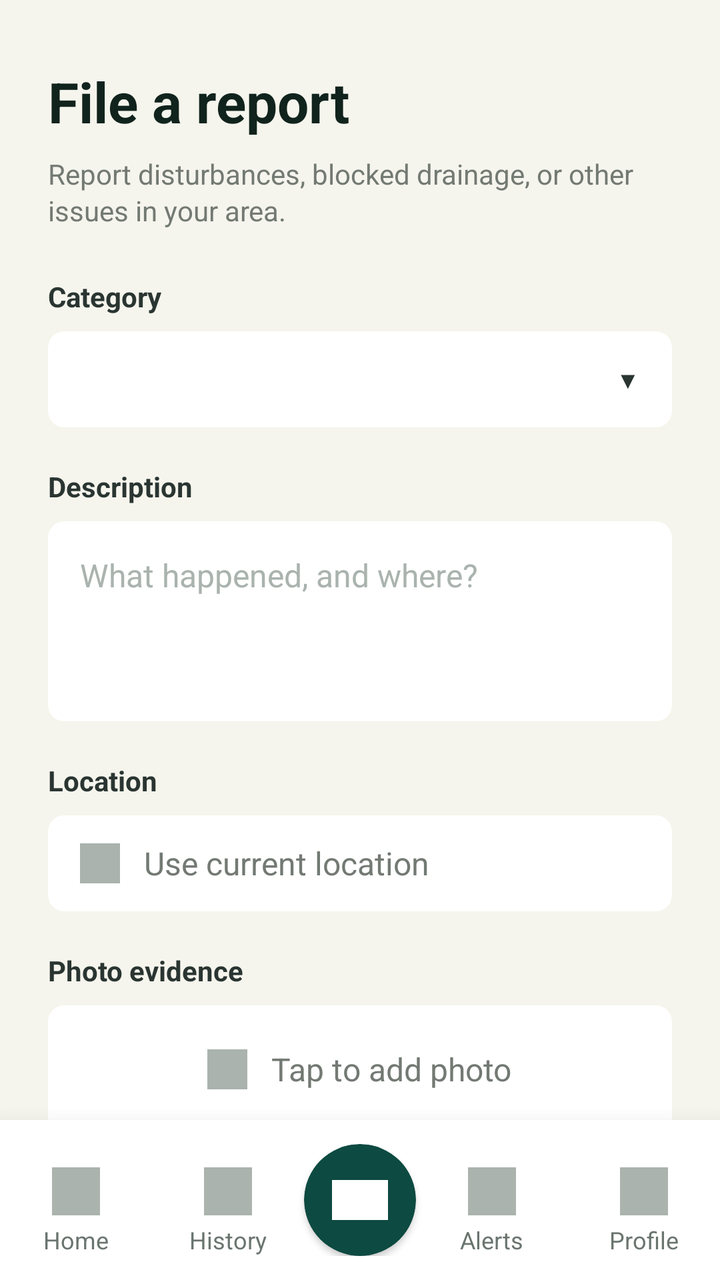
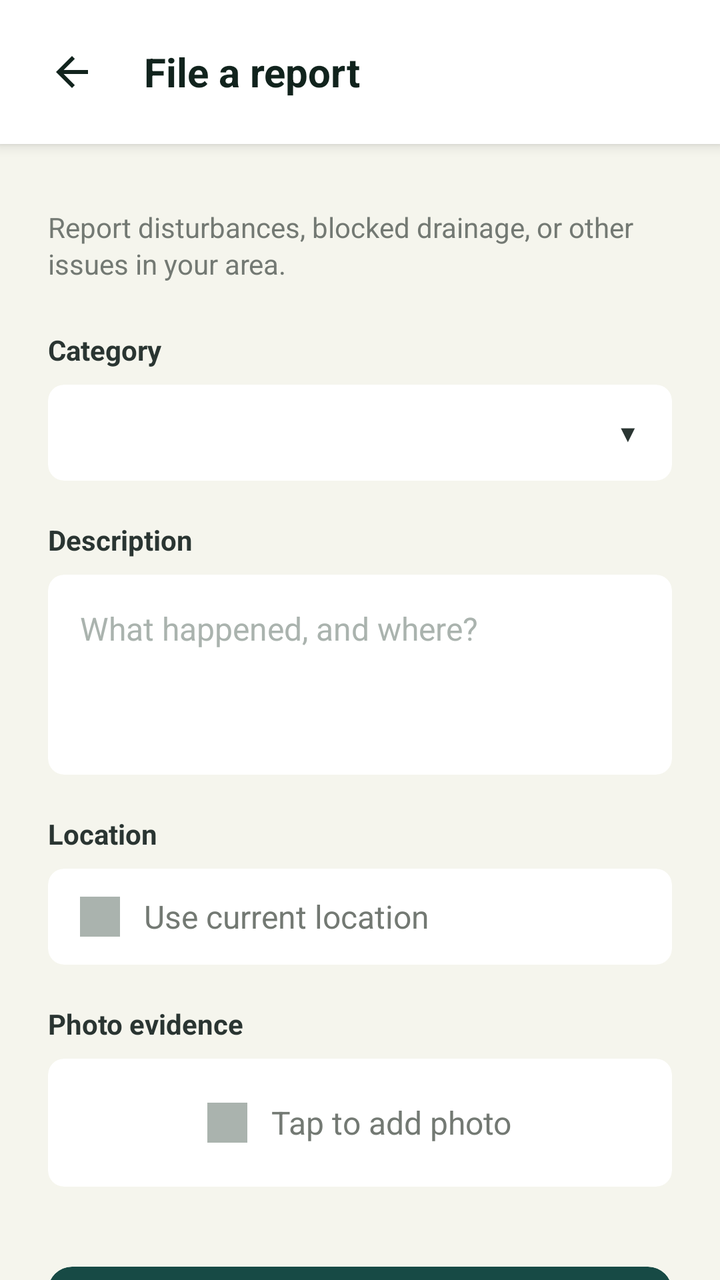

The first picture is an Android layout as it rendered before a commit; the second is the same layout after the commit. The layout source and the unified diff follow.
<!-- AndroidManifest.xml: application theme Theme.Barangay_superAPP -->
<!-- res/layout/report_form.xml -->
<?xml version="1.0" encoding="utf-8"?>
<LinearLayout xmlns:android="http://schemas.android.com/apk/res/android"
    xmlns:app="http://schemas.android.com/apk/res-auto"
    android:layout_width="match_parent"
    android:layout_height="match_parent"
    android:background="#F5F5ED"
    android:orientation="vertical">

    <ScrollView
        android:layout_width="match_parent"
        android:layout_height="0dp"
        android:layout_weight="1"
        android:fillViewport="true"
        android:scrollbars="none">

        <LinearLayout
            android:layout_width="match_parent"
            android:layout_height="wrap_content"
            android:orientation="vertical"
            android:paddingHorizontal="24dp"
            android:paddingTop="32dp"
            android:paddingBottom="40dp">

            
            <TextView
                android:layout_width="wrap_content"
                android:layout_height="wrap_content"
                android:text="File a report"
                android:textColor="#11231D"
                android:textSize="28sp"
                android:textStyle="bold" />

            <TextView
                android:layout_width="match_parent"
                android:layout_height="wrap_content"
                android:layout_marginTop="8dp"
                android:lineSpacingExtra="2dp"
                android:text="Report disturbances, blocked drainage, or other issues in your area."
                android:textColor="#737973"
                android:textSize="14sp" />

            
            <LinearLayout
                android:layout_width="match_parent"
                android:layout_height="wrap_content"
                android:layout_marginTop="24dp"
                android:orientation="vertical">

                
                <TextView
                    android:layout_width="wrap_content"
                    android:layout_height="wrap_content"
                    android:text="Category"
                    android:textColor="#2A3532"
                    android:textSize="14sp"
                    android:textStyle="bold" />

                <androidx.cardview.widget.CardView
                    android:layout_width="match_parent"
                    android:layout_height="wrap_content"
                    android:layout_marginTop="8dp"
                    app:cardBackgroundColor="#FFFFFF"
                    app:cardCornerRadius="8dp"
                    app:cardElevation="0dp">

                    <Spinner
                        android:id="@+id/spinnerReportCategory"
                        android:layout_width="match_parent"
                        android:layout_height="48dp"
                        android:background="@android:color/transparent"
                        android:paddingHorizontal="12dp"
                        android:spinnerMode="dropdown" />

                    
                    <TextView
                        android:layout_width="wrap_content"
                        android:layout_height="wrap_content"
                        android:layout_gravity="end|center_vertical"
                        android:paddingEnd="16dp"
                        android:text="▼"
                        android:textColor="#2A3532"
                        android:textSize="12sp" />
                </androidx.cardview.widget.CardView>

                
                <TextView
                    android:layout_width="wrap_content"
                    android:layout_height="wrap_content"
                    android:layout_marginTop="20dp"
                    android:text="Description"
                    android:textColor="#2A3532"
                    android:textSize="14sp"
                    android:textStyle="bold" />

                <androidx.cardview.widget.CardView
                    android:layout_width="match_parent"
                    android:layout_height="wrap_content"
                    android:layout_marginTop="8dp"
                    app:cardBackgroundColor="#FFFFFF"
                    app:cardCornerRadius="8dp"
                    app:cardElevation="0dp">

                    <EditText
                        android:id="@+id/etReportDescription"
                        android:layout_width="match_parent"
                        android:layout_height="wrap_content"
                        android:minHeight="100dp"
                        android:background="@android:color/transparent"
                        android:gravity="top|start"
                        android:hint="What happened, and where?"
                        android:padding="16dp"
                        android:textColor="#11231D"
                        android:textColorHint="#AAB3AE"
                        android:textSize="16sp"
                        android:inputType="textMultiLine" />
                </androidx.cardview.widget.CardView>

                
                <TextView
                    android:layout_width="wrap_content"
                    android:layout_height="wrap_content"
                    android:layout_marginTop="20dp"
                    android:text="Location"
                    android:textColor="#2A3532"
                    android:textSize="14sp"
                    android:textStyle="bold" />

                <androidx.cardview.widget.CardView
                    android:id="@+id/btnGetCurrentLocation"
                    android:layout_width="match_parent"
                    android:layout_height="48dp"
                    android:layout_marginTop="8dp"
                    app:cardBackgroundColor="#FFFFFF"
                    app:cardCornerRadius="8dp"
                    app:cardElevation="0dp"
                    android:clickable="true"
                    android:focusable="true"
                    android:foreground="?android:attr/selectableItemBackground">

                    <LinearLayout
                        android:layout_width="match_parent"
                        android:layout_height="match_parent"
                        android:gravity="center_vertical"
                        android:orientation="horizontal"
                        android:paddingHorizontal="16dp">

                        
                        <View
                            android:layout_width="20dp"
                            android:layout_height="20dp"
                            android:background="#AAB3AE" />

                        
                        <TextView
                            android:id="@+id/tvLocationAddress"
                            android:layout_width="0dp"
                            android:layout_height="wrap_content"
                            android:layout_weight="1"
                            android:layout_marginStart="12dp"
                            android:text="Use current location"
                            android:textColor="#737973"
                            android:textSize="16sp"
                            android:maxLines="1"
                            android:ellipsize="end" />
                    </LinearLayout>
                </androidx.cardview.widget.CardView>

                
                <TextView
                    android:layout_width="wrap_content"
                    android:layout_height="wrap_content"
                    android:layout_marginTop="20dp"
                    android:text="Photo evidence"
                    android:textColor="#2A3532"
                    android:textSize="14sp"
                    android:textStyle="bold" />

                <androidx.cardview.widget.CardView
                    android:id="@+id/btnAddPhoto"
                    android:layout_width="match_parent"
                    android:layout_height="64dp"
                    android:layout_marginTop="8dp"
                    app:cardBackgroundColor="#FFFFFF"
                    app:cardCornerRadius="8dp"
                    app:cardElevation="0dp"
                    android:clickable="true"
                    android:focusable="true"
                    android:foreground="?android:attr/selectableItemBackground">

                    <LinearLayout
                        android:layout_width="match_parent"
                        android:layout_height="match_parent"
                        android:gravity="center"
                        android:orientation="horizontal">

                        
                        <View
                            android:layout_width="20dp"
                            android:layout_height="20dp"
                            android:background="#AAB3AE" />

                        <TextView
                            android:layout_width="wrap_content"
                            android:layout_height="wrap_content"
                            android:layout_marginStart="12dp"
                            android:text="Tap to add photo"
                            android:textColor="#737973"
                            android:textSize="16sp" />
                    </LinearLayout>
                </androidx.cardview.widget.CardView>

            </LinearLayout>

            
            <androidx.cardview.widget.CardView
                android:id="@+id/btnSubmitReport"
                android:layout_width="match_parent"
                android:layout_height="56dp"
                android:layout_marginTop="40dp"
                app:cardBackgroundColor="#174A45"
                app:cardCornerRadius="12dp"
                app:cardElevation="0dp"
                android:clickable="true"
                android:focusable="true"
                android:foreground="?android:attr/selectableItemBackground">

                <TextView
                    android:layout_width="wrap_content"
                    android:layout_height="wrap_content"
                    android:layout_gravity="center"
                    android:text="Submit report"
                    android:textColor="#FFFFFF"
                    android:textSize="16sp"
                    android:textStyle="bold" />
            </androidx.cardview.widget.CardView>

        </LinearLayout>
    </ScrollView>

    
    <LinearLayout
        android:layout_width="match_parent"
        android:layout_height="wrap_content"
        android:background="#FFFFFF"
        android:elevation="16dp"
        android:gravity="bottom"
        android:orientation="horizontal"
        android:paddingTop="12dp"
        android:paddingBottom="12dp">

        <LinearLayout
            android:layout_width="0dp"
            android:layout_height="wrap_content"
            android:layout_weight="1"
            android:gravity="center"
            android:orientation="vertical">
            <View
                android:layout_width="24dp"
                android:layout_height="24dp"
                android:background="#AAB3AE" />
            <TextView
                android:layout_width="wrap_content"
                android:layout_height="wrap_content"
                android:layout_marginTop="4dp"
                android:text="Home"
                android:textColor="#6A756F"
                android:textSize="12sp" />
        </LinearLayout>

        <LinearLayout
            android:layout_width="0dp"
            android:layout_height="wrap_content"
            android:layout_weight="1"
            android:gravity="center"
            android:orientation="vertical">
            <View
                android:layout_width="24dp"
                android:layout_height="24dp"
                android:background="#AAB3AE" />
            <TextView
                android:layout_width="wrap_content"
                android:layout_height="wrap_content"
                android:layout_marginTop="4dp"
                android:text="History"
                android:textColor="#6A756F"
                android:textSize="12sp" />
        </LinearLayout>

        <androidx.cardview.widget.CardView
            android:layout_width="56dp"
            android:layout_height="56dp"
            app:cardBackgroundColor="#0D4A41"
            app:cardCornerRadius="28dp"
            app:cardElevation="2dp">
            <View
                android:layout_width="28dp"
                android:layout_height="20dp"
                android:layout_gravity="center"
                android:background="#FFFFFF" />
        </androidx.cardview.widget.CardView>

        <LinearLayout
            android:layout_width="0dp"
            android:layout_height="wrap_content"
            android:layout_weight="1"
            android:gravity="center"
            android:orientation="vertical">
            <View
                android:layout_width="24dp"
                android:layout_height="24dp"
                android:background="#AAB3AE" />
            <TextView
                android:layout_width="wrap_content"
                android:layout_height="wrap_content"
                android:layout_marginTop="4dp"
                android:text="Alerts"
                android:textColor="#6A756F"
                android:textSize="12sp" />
        </LinearLayout>

        <LinearLayout
            android:layout_width="0dp"
            android:layout_height="wrap_content"
            android:layout_weight="1"
            android:gravity="center"
            android:orientation="vertical">
            <View
                android:layout_width="24dp"
                android:layout_height="24dp"
                android:background="#AAB3AE" />
            <TextView
                android:layout_width="wrap_content"
                android:layout_height="wrap_content"
                android:layout_marginTop="4dp"
                android:text="Profile"
                android:textColor="#6A756F"
                android:textSize="12sp" />
        </LinearLayout>
    </LinearLayout>

</LinearLayout>
<!-- resources referenced by this layout -->
<resources>
  <style name="Theme.Barangay_superAPP" parent="Theme.MaterialComponents.DayNight.NoActionBar">
          
          <item name="colorPrimary">@color/purple_500</item>
          <item name="colorPrimaryVariant">@color/purple_700</item>
          <item name="colorOnPrimary">@color/white</item>
          
          <item name="colorSecondary">@color/teal_200</item>
          <item name="colorSecondaryVariant">@color/teal_700</item>
          <item name="colorOnSecondary">@color/black</item>
          
          <item name="android:statusBarColor">#F5F5ED</item>
          <item name="android:windowLightStatusBar">true</item>
      </style>
  <color name="purple_500">#FF6200EE</color>
  <color name="purple_700">#FF3700B3</color>
  <color name="white">#FFFFFFFF</color>
  <color name="teal_200">#FF03DAC5</color>
  <color name="teal_700">#FF018786</color>
  <color name="black">#FF000000</color>
</resources>

<!-- the commit's change to res/layout/report_form.xml (unified diff, before → after) -->
@@ -6,6 +6,46 @@
     android:background="#F5F5ED"
     android:orientation="vertical">
 
+    
+    <LinearLayout
+        android:layout_width="match_parent"
+        android:layout_height="wrap_content"
+        android:gravity="center_vertical"
+        android:orientation="horizontal"
+        android:paddingHorizontal="16dp"
+        android:paddingVertical="16dp"
+        android:background="#FFFFFF"
+        android:elevation="4dp">
+
+        <androidx.cardview.widget.CardView
+            android:id="@+id/btnGoBack"
+            android:layout_width="40dp"
+            android:layout_height="40dp"
+            app:cardBackgroundColor="@android:color/transparent"
+            app:cardCornerRadius="20dp"
+            app:cardElevation="0dp"
+            android:clickable="true"
+            android:focusable="true"
+            android:foreground="?android:attr/selectableItemBackground">
+
+            <ImageView
+                android:layout_width="24dp"
+                android:layout_height="24dp"
+                android:layout_gravity="center"
+                android:src="@drawable/ic_arrow_back"
+                app:tint="#11231D" />
+        </androidx.cardview.widget.CardView>
+
+        <TextView
+            android:layout_width="wrap_content"
+            android:layout_height="wrap_content"
+            android:layout_marginStart="16dp"
+            android:text="File a report"
+            android:textColor="#11231D"
+            android:textSize="20sp"
+            android:textStyle="bold" />
+    </LinearLayout>
+
     <ScrollView
         android:layout_width="match_parent"
         android:layout_height="0dp"
@@ -21,19 +61,9 @@
             android:paddingTop="32dp"
             android:paddingBottom="40dp">
 
-            
-            <TextView
-                android:layout_width="wrap_content"
-                android:layout_height="wrap_content"
-                android:text="File a report"
-                android:textColor="#11231D"
-                android:textSize="28sp"
-                android:textStyle="bold" />
-
             <TextView
                 android:layout_width="match_parent"
                 android:layout_height="wrap_content"
-                android:layout_marginTop="8dp"
                 android:lineSpacingExtra="2dp"
                 android:text="Report disturbances, blocked drainage, or other issues in your area."
                 android:textColor="#737973"
@@ -236,106 +266,4 @@
 
         </LinearLayout>
     </ScrollView>
-
-    
-    <LinearLayout
-        android:layout_width="match_parent"
-        android:layout_height="wrap_content"
-        android:background="#FFFFFF"
-        android:elevation="16dp"
-        android:gravity="bottom"
-        android:orientation="horizontal"
-        android:paddingTop="12dp"
-        android:paddingBottom="12dp">
-
-        <LinearLayout
-            android:layout_width="0dp"
-            android:layout_height="wrap_content"
-            android:layout_weight="1"
-            android:gravity="center"
-            android:orientation="vertical">
-            <View
-                android:layout_width="24dp"
-                android:layout_height="24dp"
-                android:background="#AAB3AE" />
-            <TextView
-                android:layout_width="wrap_content"
-                android:layout_height="wrap_content"
-                android:layout_marginTop="4dp"
-                android:text="Home"
-                android:textColor="#6A756F"
-                android:textSize="12sp" />
-        </LinearLayout>
-
-        <LinearLayout
-            android:layout_width="0dp"
-            android:layout_height="wrap_content"
-            android:layout_weight="1"
-            android:gravity="center"
-            android:orientation="vertical">
-            <View
-                android:layout_width="24dp"
-                android:layout_height="24dp"
-                android:background="#AAB3AE" />
-            <TextView
-                android:layout_width="wrap_content"
-                android:layout_height="wrap_content"
-                android:layout_marginTop="4dp"
-                android:text="History"
-                android:textColor="#6A756F"
-                android:textSize="12sp" />
-        </LinearLayout>
-
-        <androidx.cardview.widget.CardView
-            android:layout_width="56dp"
-            android:layout_height="56dp"
-            app:cardBackgroundColor="#0D4A41"
-            app:cardCornerRadius="28dp"
-            app:cardElevation="2dp">
-            <View
-                android:layout_width="28dp"
-                android:layout_height="20dp"
-                android:layout_gravity="center"
-                android:background="#FFFFFF" />
-        </androidx.cardview.widget.CardView>
-
-        <LinearLayout
-            android:layout_width="0dp"
-            android:layout_height="wrap_content"
-            android:layout_weight="1"
-            android:gravity="center"
-            android:orientation="vertical">
-            <View
-                android:layout_width="24dp"
-                android:layout_height="24dp"
-                android:background="#AAB3AE" />
-            <TextView
-                android:layout_width="wrap_content"
-                android:layout_height="wrap_content"
-                android:layout_marginTop="4dp"
-                android:text="Alerts"
-                android:textColor="#6A756F"
-                android:textSize="12sp" />
-        </LinearLayout>
-
-        <LinearLayout
-            android:layout_width="0dp"
-            android:layout_height="wrap_content"
-            android:layout_weight="1"
-            android:gravity="center"
-            android:orientation="vertical">
-            <View
-                android:layout_width="24dp"
-                android:layout_height="24dp"
-                android:background="#AAB3AE" />
-            <TextView
-                android:layout_width="wrap_content"
-                android:layout_height="wrap_content"
-                android:layout_marginTop="4dp"
-                android:text="Profile"
-                android:textColor="#6A756F"
-                android:textSize="12sp" />
-        </LinearLayout>
-    </LinearLayout>
-
 </LinearLayout>
<!-- resource entries referenced after the edit -->
@@ -1,5 +1,9 @@
 <!-- resources referenced by this layout -->
 <resources>
+  <!-- drawable ic_arrow_back (drawable) -->
+  <vector xmlns:android="http://schemas.android.com/apk/res/android" android:width="24dp" android:height="24dp" android:viewportWidth="24" android:viewportHeight="24">
+    <path android:fillColor="#FF000000" android:pathData="M20,11H7.83l5.59,-5.59L12,4l-8,8 8,8 1.41,-1.41L7.83,13H20v-2z"/>
+  </vector>
   <style name="Theme.Barangay_superAPP" parent="Theme.MaterialComponents.DayNight.NoActionBar">
           
           <item name="colorPrimary">@color/purple_500</item>
